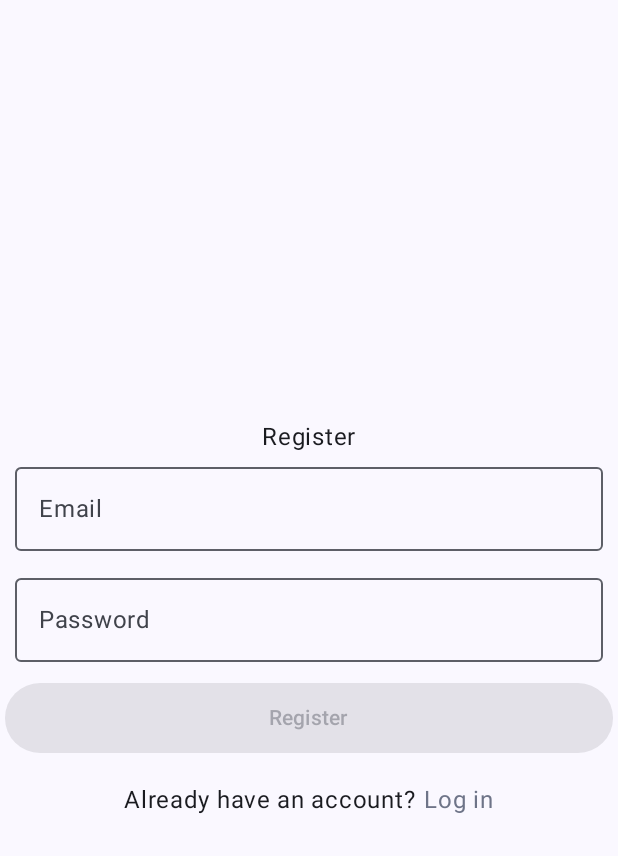
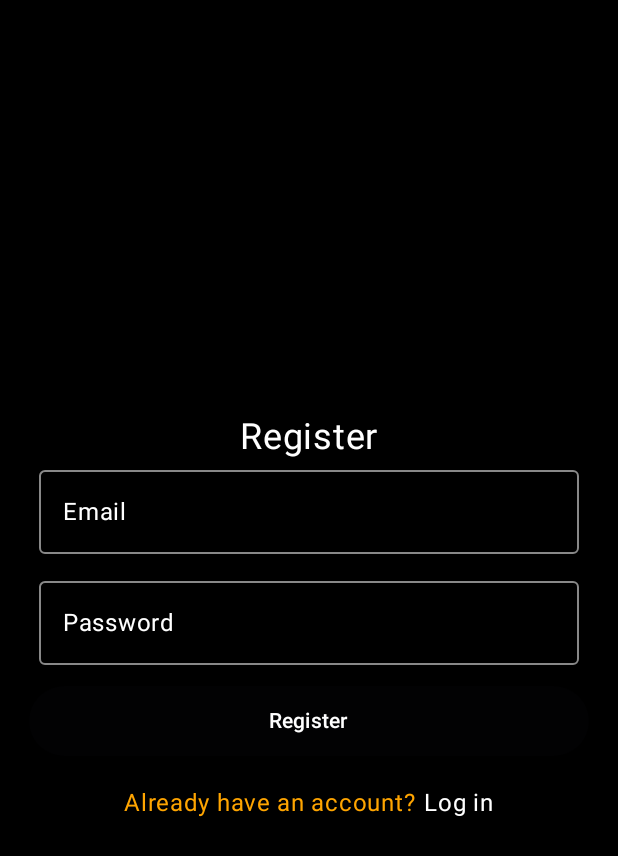
Before and after one commit to MENENDEZGUERRA/Libri, an Android app built with Jetpack Compose: the composable LibriLoginScreen shown on its own in the app's theme, after a tap on "Register", on a phone screen of 412 x 824 dp. Shown: the top 856 px of the screen. Run offline under Robolectric (Android 15) with nearby library versions, the light colour scheme and no system bars; our stand-ins replace Firebase (no records; nobody signed in at launch, a user with empty details on screens opened directly); 1 statement that could not run was skipped.

Commit message:
Login Mejorado

```diff
--- a/app/src/main/java/com/example/libriv2/ui/Screens/Login/LibriLoginScreen.kt
+++ b/app/src/main/java/com/example/libriv2/ui/Screens/Login/LibriLoginScreen.kt
@@ -1,5 +1,6 @@
 package com.example.libriv2.ui.Screens.Login
 
+import androidx.compose.foundation.background
 import androidx.compose.foundation.clickable
 import androidx.compose.runtime.Composable
 import androidx.compose.ui.Modifier
@@ -14,11 +15,13 @@ import androidx.compose.runtime.*
 import androidx.compose.runtime.saveable.rememberSaveable
 import androidx.compose.ui.Alignment
 import androidx.compose.ui.ExperimentalComposeUiApi
+import androidx.compose.ui.graphics.Color
 import androidx.compose.ui.platform.LocalSoftwareKeyboardController
 import androidx.compose.ui.text.input.KeyboardType
 import androidx.compose.ui.text.input.PasswordVisualTransformation
 import androidx.compose.ui.text.input.VisualTransformation
 import androidx.compose.ui.unit.dp
+import androidx.compose.ui.unit.sp
 import androidx.navigation.NavController
 import androidx.lifecycle.viewmodel.compose.viewModel
 import com.example.libriv2.ui.Navigation.TabScreens
@@ -28,20 +31,36 @@ import com.example.libriv2.ui.Navigation.TabScreens
 fun LibriLoginScreen(navController: NavController, viewModel: LoginScreenViewModel = viewModel()) {
     val showLoginForm = rememberSaveable { mutableStateOf(true) }
 
-    Surface(modifier = Modifier.fillMaxSize()) {
+    Box(
+        modifier = Modifier
+            .fillMaxSize()
+            .background(Color.Black)
+    ) {
         Column(
             horizontalAlignment = Alignment.CenterHorizontally,
-            verticalArrangement = Arrangement.Center
+            verticalArrangement = Arrangement.Center,
+            modifier = Modifier
+                .align(Alignment.Center)
+                .fillMaxWidth()
+                .padding(16.dp)
         ) {
             if (showLoginForm.value) {
-                Text(text = "Log In")
+                Text(
+                    text = "Log In",
+                    fontSize = 24.sp,
+                    color = Color.White
+                )
                 UserForm(
                     isCreateAccount = false,
                     navController = navController,
                     viewModel = viewModel
                 )
             } else {
-                Text(text = "Register")
+                Text(
+                    text = "Register",
+                    fontSize = 24.sp,
+                    color = Color.White
+                )
                 UserForm(
                     isCreateAccount = true,
                     navController = navController,
@@ -101,13 +120,13 @@ fun SwitchFormText(showLoginForm: MutableState<Boolean>) {
         horizontalArrangement = Arrangement.Center,
         verticalAlignment = Alignment.CenterVertically
     ) {
-        Text(text = text1)
+        Text(text = text1, color = Color(0xFFFFA500))
         Text(
             text = text2,
             modifier = Modifier
                 .clickable { showLoginForm.value = !showLoginForm.value }
                 .padding(start = 5.dp),
-            color = MaterialTheme.colorScheme.secondaryContainer
+            color = Color.White
         )
     }
 }
@@ -116,6 +135,7 @@ fun SwitchFormText(showLoginForm: MutableState<Boolean>) {
 fun SubmitButton(textId: String, validInput: Boolean, onClick: () -> Unit) {
     Button(
         onClick = onClick,
+        colors = ButtonDefaults.buttonColors(containerColor = Color(0xFFFFA500)),
         modifier = Modifier
             .padding(3.dp)
             .fillMaxWidth(),
@@ -124,6 +144,7 @@ fun SubmitButton(textId: String, validInput: Boolean, onClick: () -> Unit) {
     ) {
         Text(
             text = textId,
+            color = Color.White,
             modifier = Modifier.padding(5.dp)
         )
     }
@@ -143,7 +164,7 @@ fun PasswordInput(passwordState: MutableState<String>,
     OutlinedTextField(
         value = passwordState.value,
         onValueChange = {passwordState.value = it},
-        label = { Text(text = labelId)},
+        label = { Text(text = labelId, color = if (passwordState.value.isNotEmpty()) Color(0xFFFFA500) else Color.White)},
         singleLine = true,
         keyboardOptions = KeyboardOptions(
             keyboardType = KeyboardType.Password
@@ -152,6 +173,12 @@ fun PasswordInput(passwordState: MutableState<String>,
             .padding(bottom = 10.dp, start = 10.dp, end = 10.dp)
             .fillMaxWidth(),
         visualTransformation = visualTransformation,
+        colors = TextFieldDefaults.outlinedTextFieldColors(
+            textColor = Color.White,
+            cursorColor = Color.White,
+            focusedBorderColor = Color.White,
+            unfocusedBorderColor = Color.Gray
+        ),
         trailingIcon = {
             if (passwordState.value.isNotBlank()){
                 PasswordVisibleIcon(passwordVisible)
@@ -177,7 +204,8 @@ fun PasswordVisibleIcon(passwordVisible: MutableState<Boolean>) {
     }) {
         Icon(
             imageVector = image,
-            contentDescription = "Visibility Toogle" )
+            contentDescription = "Visibility Toogle",
+            tint = Color.White)
     }
 }
 
@@ -192,13 +220,19 @@ fun InputField(
     OutlinedTextField(
         value = valueState.value ,
         onValueChange = {valueState.value = it},
-        label = { Text(text = labelId)},
+        label = { Text(text = labelId, color = if (valueState.value.isNotEmpty()) Color(0xFFFFA500) else Color.White)},
         singleLine = isSingleLine,
+        keyboardOptions = KeyboardOptions(
+            keyboardType = keyboardType
+        ),
         modifier = Modifier
             .padding(bottom = 10.dp, start = 10.dp, end = 10.dp)
             .fillMaxWidth(),
-        keyboardOptions = KeyboardOptions(
-            keyboardType = keyboardType
+        colors = TextFieldDefaults.outlinedTextFieldColors(
+            textColor = Color.White,
+            cursorColor = Color.White,
+            focusedBorderColor = Color.White,
+            unfocusedBorderColor = Color.Gray
         )
     )
 }
```
